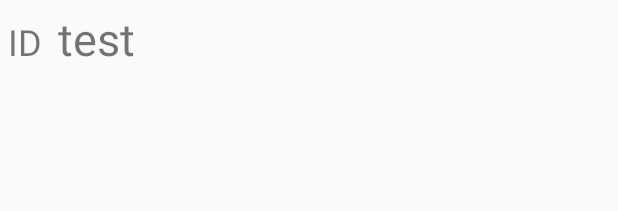
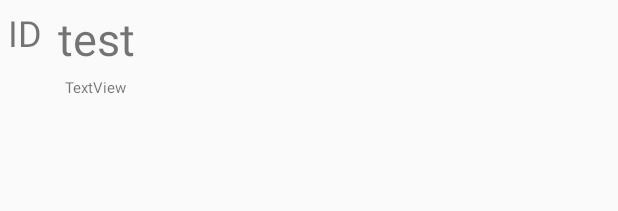
Before and after one commit to a479304861/Android_chatDemo, an Android app: the layout item_friend.xml on its own in the app's theme, with its tools: preview values and no code run, on a phone screen of 412 x 824 dp. Shown: the top 211 px of the screen. Run offline under Robolectric (Android 15) with nearby library versions, the phone set to English and light mode, and no system bars.

Commit message:
好友界面layout修改

```diff
--- a/app/src/main/java/com/example/retrofit/UI/activity/CommunicateActivity.java
+++ b/app/src/main/java/com/example/retrofit/UI/activity/CommunicateActivity.java
@@ -13,14 +13,11 @@ import android.view.View;
 import com.example.retrofit.Interface.Api;
 import com.example.retrofit.R;
 import com.example.retrofit.UI.adapter.MessageAdapter;
-import com.example.retrofit.UI.adapter.TestAdapter;
 import com.example.retrofit.UI.viewmodel.UserviewModel;
 import com.example.retrofit.domain.MessageRespose;
 import com.example.retrofit.utile.RetrofitManager;
 
-import java.util.ArrayList;
 import java.util.HashMap;
-import java.util.List;
 import java.util.Map;
 
 import retrofit2.Call;
--- a/app/src/main/java/com/example/retrofit/UI/activity/UiActivity.java
+++ b/app/src/main/java/com/example/retrofit/UI/activity/UiActivity.java
@@ -14,7 +14,7 @@ import android.widget.TextView;
 import android.widget.Toast;
 
 import com.example.retrofit.Interface.Api;
-import com.example.retrofit.UI.adapter.TestAdapter;
+import com.example.retrofit.UI.adapter.FriendAdapter;
 import com.example.retrofit.UI.viewmodel.UserviewModel;
 import com.example.retrofit.R;
 import com.example.retrofit.domain.FriendRespose;
@@ -87,7 +87,7 @@ public class UiActivity extends AppCompatActivity {
        friend.enqueue(new Callback<FriendRespose>() {
            @Override
            public void onResponse(Call<FriendRespose> call, Response<FriendRespose> response) {
-                TestAdapter testAdapter = new TestAdapter( response.body().getData());
+                FriendAdapter testAdapter = new FriendAdapter( response.body().getData());
                 mRecyclerView.setAdapter(testAdapter);
                 LinearLayoutManager linearLayoutManager = new LinearLayoutManager(getParent());
                 mRecyclerView.setLayoutManager(linearLayoutManager);
--- a/app/src/main/java/com/example/retrofit/utile/StaticUtils.java
+++ b/app/src/main/java/com/example/retrofit/utile/StaticUtils.java
@@ -4,7 +4,7 @@ public  class StaticUtils {
                                                //模拟器 //10.0.2.2
                                                 //localhost:8080
                                                //132.70.132.131
-    public static final String BASE_URL="http://192.168.0.100:8080";
+    public static final String BASE_URL="http://10.0.2.2:8080";
     public static final String SOCKET_URL="10.0.2.2";
     public static final String WEB_SOCKET_URL="ws://10.0.2.2:8080/websocket/server";
     public  static  final int REQUEST_TIMEOUT=10000;
--- a/app/src/main/res/layout/item_friend.xml
+++ b/app/src/main/res/layout/item_friend.xml
@@ -15,6 +15,11 @@
         tools:layout_editor_absoluteX="33dp"
         tools:layout_editor_absoluteY="44dp" />
 
+    <LinearLayout
+        android:layout_width="match_parent"
+        android:layout_height="wrap_content"
+        android:orientation="vertical">
+
         <TextView
             android:id="@+id/item_testview_name"
             android:layout_width="wrap_content"
@@ -24,4 +29,14 @@
             android:text="test"
             android:textSize="30sp" />
 
+        <TextView
+            android:id="@+id/item_friend_isOnline"
+            android:layout_width="match_parent"
+            android:layout_height="wrap_content"
+            android:layout_marginLeft="10dp"
+            android:layout_weight="1"
+            android:text="TextView"
+            android:textSize="10sp" />
     </LinearLayout>
+
+</LinearLayout>
```
Also changed, not shown: app/src/main/java/com/example/retrofit/UI/adapter/FriendAdapter.java (renamed from app/src/main/java/com/example/retrofit/UI/adapter/TestAdapter.java, +9 -7 lines), app/src/main/java/com/example/retrofit/domain/FriendRespose.java (+11 -7 lines). Lines whose indentation alone changed are shown as unchanged.
